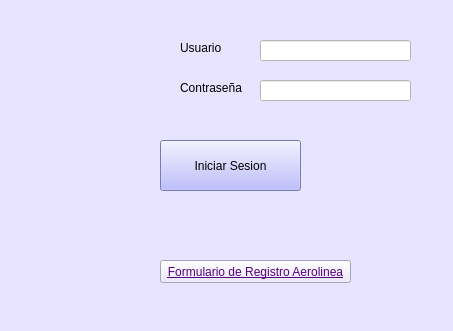
The window that Interfaces Aeropuerto/autenticacion.ui (vanesagustin98/Aerocamp) describes before a commit, drawn with Qt 5.
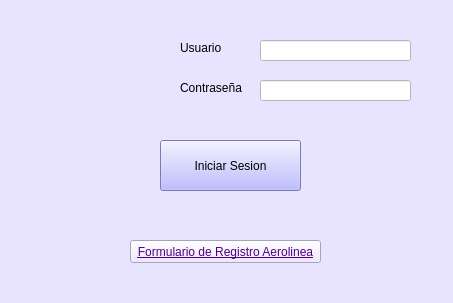
The same window after the commit. Icons and pictures are not drawn.

The edit to the form file:
```diff
--- a/Interfaces Aeropuerto/autenticacion.ui
+++ b/Interfaces Aeropuerto/autenticacion.ui
@@ -7,7 +7,7 @@
     <x>0</x>
     <y>0</y>
     <width>453</width>
-    <height>331</height>
+    <height>303</height>
    </rect>
   </property>
   <property name="windowTitle">
@@ -119,8 +119,8 @@
    <widget class="QPushButton" name="pushButton_3">
     <property name="geometry">
      <rect>
-      <x>160</x>
-      <y>260</y>
+      <x>130</x>
+      <y>240</y>
       <width>191</width>
       <height>23</height>
      </rect>
@@ -137,22 +137,6 @@
      <string>Formulario de Registro Aerolinea</string>
     </property>
    </widget>
-   <widget class="QLabel" name="label">
-    <property name="geometry">
-     <rect>
-      <x>30</x>
-      <y>210</y>
-      <width>111</width>
-      <height>101</height>
-     </rect>
-    </property>
-    <property name="styleSheet">
-     <string notr="true">border-image: url(:/cct/iconoformulario.jpg);</string>
-    </property>
-    <property name="text">
-     <string/>
-    </property>
-   </widget>
   </widget>
   <widget class="QStatusBar" name="statusbar"/>
  </widget>
```
